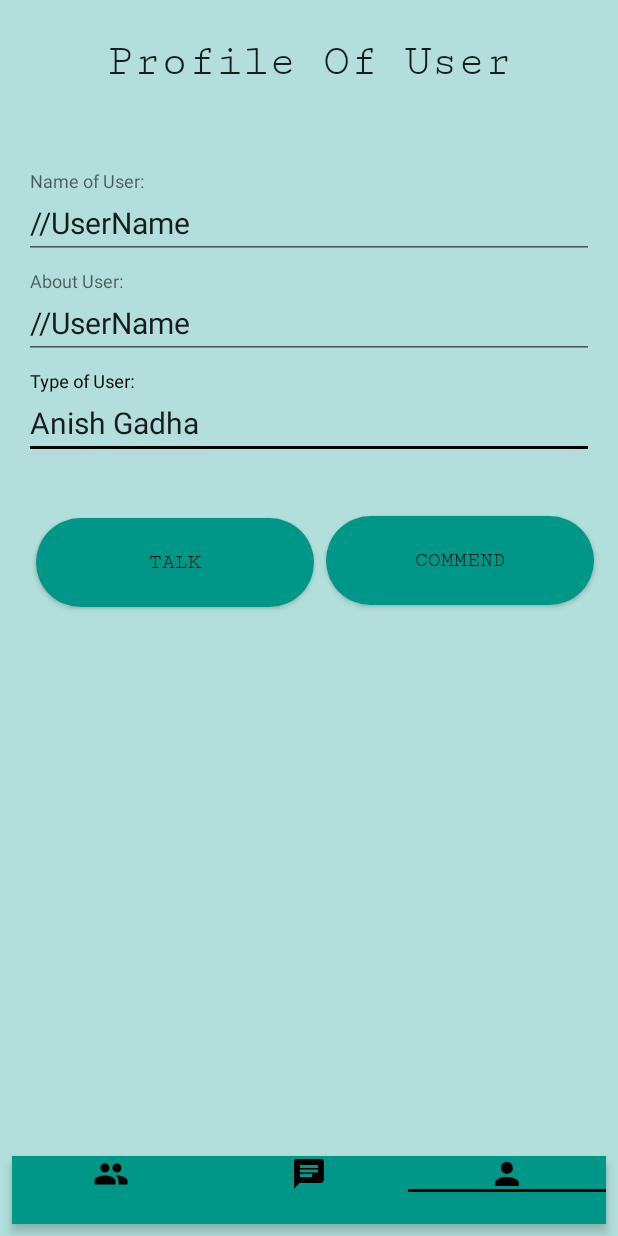
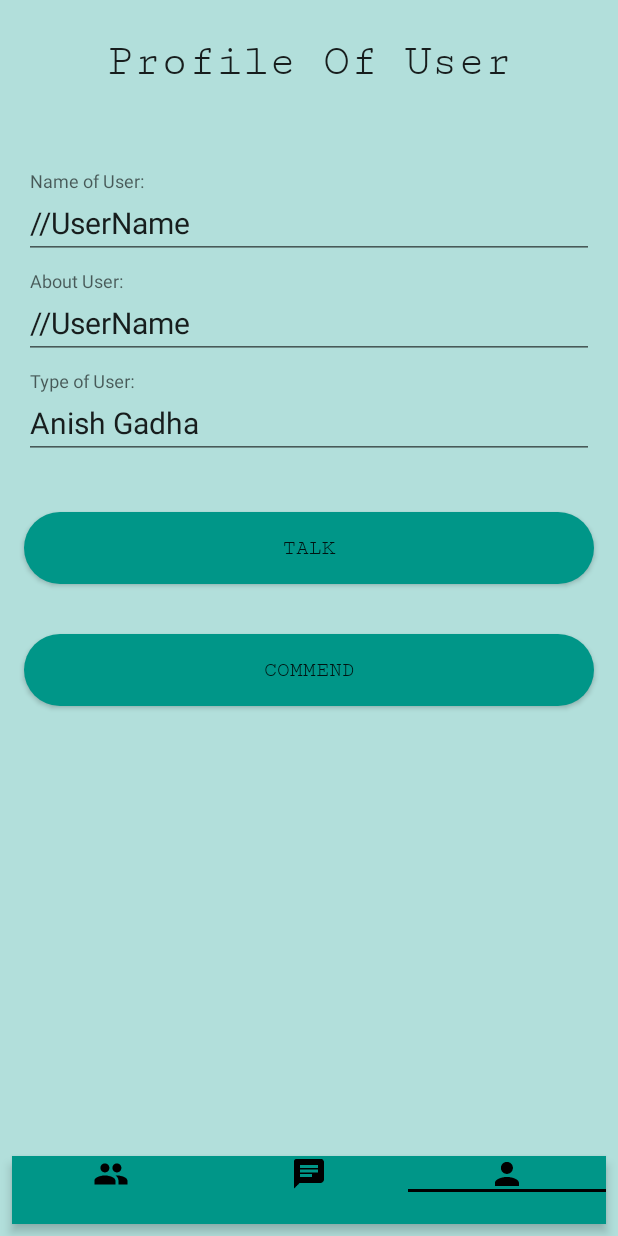
Before and after one commit to xhoemawn12/SuicidePrevention, an Android app: the screen it shows after launch once a user with an empty profile is signed in (HomeActivity), item 3 of the bottom bar chosen, on a phone screen of 412 x 824 dp. Run offline under Robolectric (Android 15) with nearby library versions, the light colour scheme and no system bars; our stand-ins replace Firebase (no records; nobody signed in at launch, a user with empty details on screens opened directly).

Commit message:
Added New Classes

```diff
--- a/app/src/main/java/net/net16/xhoemawn/suicideprevention/fragment/UserFragment.java
+++ b/app/src/main/java/net/net16/xhoemawn/suicideprevention/fragment/UserFragment.java
@@ -8,6 +8,7 @@ import android.view.LayoutInflater;
 import android.view.View;
 import android.view.ViewGroup;
 import android.widget.EditText;
+import android.widget.TextView;
 
 import com.bumptech.glide.Glide;
 import com.google.android.gms.tasks.OnCompleteListener;
@@ -35,7 +36,7 @@ public class UserFragment extends Fragment
     private FirebaseDatabase firebaseDatabase;
     private DatabaseReference databaseReference;
     private DatabaseReference chatDataReference;
-    private EditText userName;
+    private TextView userName;
     private EditText userType;
     private boolean chatCreationStatus = false;
     private EditText aboutUser;
@@ -59,7 +60,7 @@ public class UserFragment extends Fragment
         databaseReference = firebaseDatabase.getReference("User/");
         chatDataReference = firebaseDatabase.getReference("Chat/");
         databaseReference.child(FOREIGNUSERID).addValueEventListener(this);
-        userName = (EditText) view.findViewById(R.id.chatName);
+        userName = (TextView) view.findViewById(R.id.chatName);
         userType = (EditText) view.findViewById(R.id.userType);
         aboutUser = (EditText) view.findViewById(R.id.userAbout);
         createNewChat();
--- a/app/src/main/res/layout/user_profile.xml
+++ b/app/src/main/res/layout/user_profile.xml
@@ -42,6 +42,7 @@
 
         <android.support.design.widget.TextInputEditText
             android:id="@+id/userType"
+            android:focusable="false"
             android:layout_width="match_parent"
             android:layout_height="match_parent"
             android:layout_marginTop="8dp"
@@ -62,11 +63,14 @@
         android:layout_marginTop="8dp"
         app:layout_constraintLeft_toLeftOf="parent"
         app:layout_constraintRight_toRightOf="parent"
-        app:layout_constraintTop_toBottomOf="@+id/userNameLayout">
+        app:layout_constraintTop_toBottomOf="@+id/userNameLayout"
+        android:layout_marginStart="8dp"
+        android:layout_marginEnd="8dp">
 
         <android.support.design.widget.TextInputEditText
             android:id="@+id/userAbout"
             android:layout_width="match_parent"
+            android:focusable="false"
             android:layout_height="match_parent"
             android:layout_marginTop="0dp"
             android:hint="About User:"
@@ -76,6 +80,19 @@
             app:layout_constraintTop_toBottomOf="@+id/textView6"
             tools:layout_editor_absoluteX="8dp" />
     </android.support.design.widget.TextInputLayout>
+
+    <TextView
+        android:layout_width="368dp"
+        android:layout_height="wrap_content"
+        android:layout_marginLeft="8dp"
+        app:layout_constraintLeft_toLeftOf="parent"
+        android:layout_marginRight="8dp"
+        android:id="@+id/chatName"
+        app:layout_constraintRight_toRightOf="parent"
+        android:layout_marginTop="8dp"
+        app:layout_constraintTop_toBottomOf="@+id/textView6"
+        android:layout_marginBottom="8dp"
+        app:layout_constraintBottom_toTopOf="@+id/userNameLayout" />
 
     <android.support.design.widget.TextInputLayout
         android:id="@+id/userNameLayout"
@@ -87,10 +104,13 @@
         android:layout_marginTop="56dp"
         app:layout_constraintLeft_toLeftOf="parent"
         app:layout_constraintRight_toRightOf="parent"
-        app:layout_constraintTop_toBottomOf="@+id/textView6">
+        app:layout_constraintTop_toBottomOf="@+id/textView6"
+        android:layout_marginStart="8dp"
+        android:layout_marginEnd="8dp">
 
         <android.support.design.widget.TextInputEditText
-            android:id="@+id/chatName"
+            android:focusable="false"
+            android:id="@+id/chatNameTest"
             android:layout_width="match_parent"
             android:layout_height="match_parent"
             android:layout_marginTop="0dp"
@@ -104,26 +124,33 @@
 
     <Button
         android:id="@+id/chat"
-        android:layout_width="185dp"
-        android:layout_height="59dp"
+        android:layout_width="0dp"
+        android:layout_height="wrap_content"
         android:text="Talk"
-        android:layout_marginLeft="16dp"
+        android:layout_marginRight="8dp"
+        app:layout_constraintRight_toRightOf="parent"
+        android:layout_marginTop="35dp"
+        app:layout_constraintTop_toBottomOf="@+id/textInputLayout4"
+        android:layout_marginLeft="8dp"
         app:layout_constraintLeft_toLeftOf="parent"
-        android:layout_marginTop="39dp"
-        app:layout_constraintTop_toBottomOf="@+id/textInputLayout4" />
+        app:layout_constraintHorizontal_bias="0.0"
+        android:layout_marginStart="8dp"
+        android:layout_marginEnd="8dp" />
 
     <Button
         android:id="@+id/commend"
         android:layout_width="0dp"
-        android:layout_height="59dp"
+        android:layout_height="wrap_content"
         android:text="Commend"
+        android:layout_marginTop="33dp"
+        app:layout_constraintTop_toBottomOf="@+id/chat"
         android:layout_marginRight="8dp"
         app:layout_constraintRight_toRightOf="parent"
-        app:layout_constraintLeft_toRightOf="@+id/chat"
         android:layout_marginLeft="8dp"
+        app:layout_constraintLeft_toLeftOf="parent"
         app:layout_constraintHorizontal_bias="0.0"
-        android:layout_marginTop="38dp"
-        app:layout_constraintTop_toBottomOf="@+id/textInputLayout4" />
+        android:layout_marginStart="8dp"
+        android:layout_marginEnd="8dp" />
 
 
 </android.support.constraint.ConstraintLayout>
```
Also changed, not shown: 1 other file.
